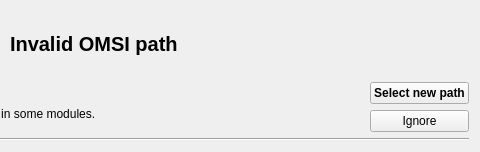
pietr26/OMSI-Tools, file OTWidgets/invalidmaindir.ui: the form before one commit; both pictures show x 305 to 785 and y 0 to 152 of the 785 by 152 pixel window.
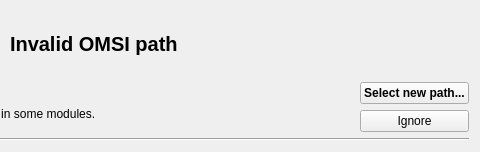
The form after the commit. Icons and pictures are not drawn.

```diff
--- a/OTWidgets/invalidmaindir.ui
+++ b/OTWidgets/invalidmaindir.ui
@@ -121,7 +121,7 @@
           </font>
          </property>
          <property name="text">
-          <string>Select new path</string>
+          <string>Select new path...</string>
          </property>
         </widget>
        </item>
```
